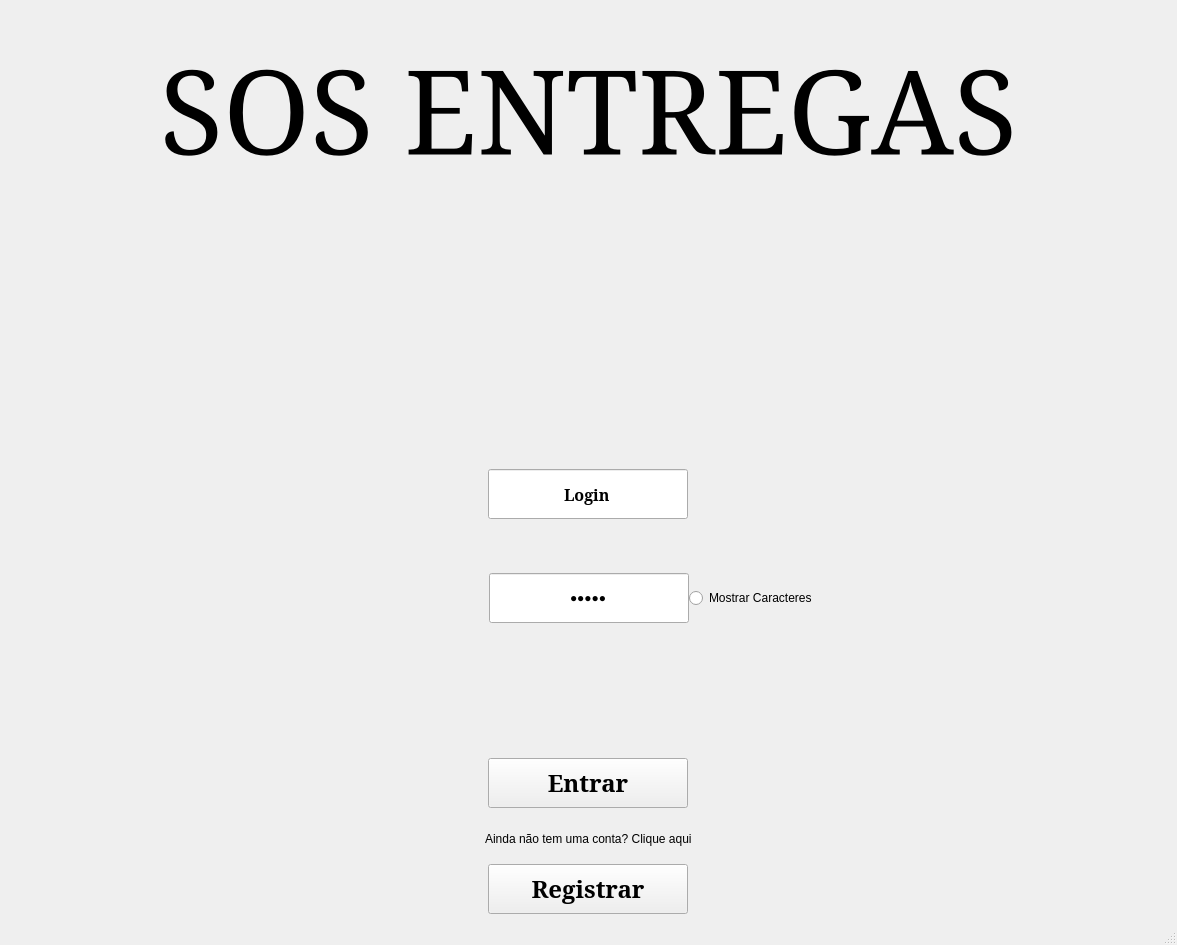
This is Login.ui in BrunoTiptc/SOS as Qt 5 draws it before an edit. The edited form follows.
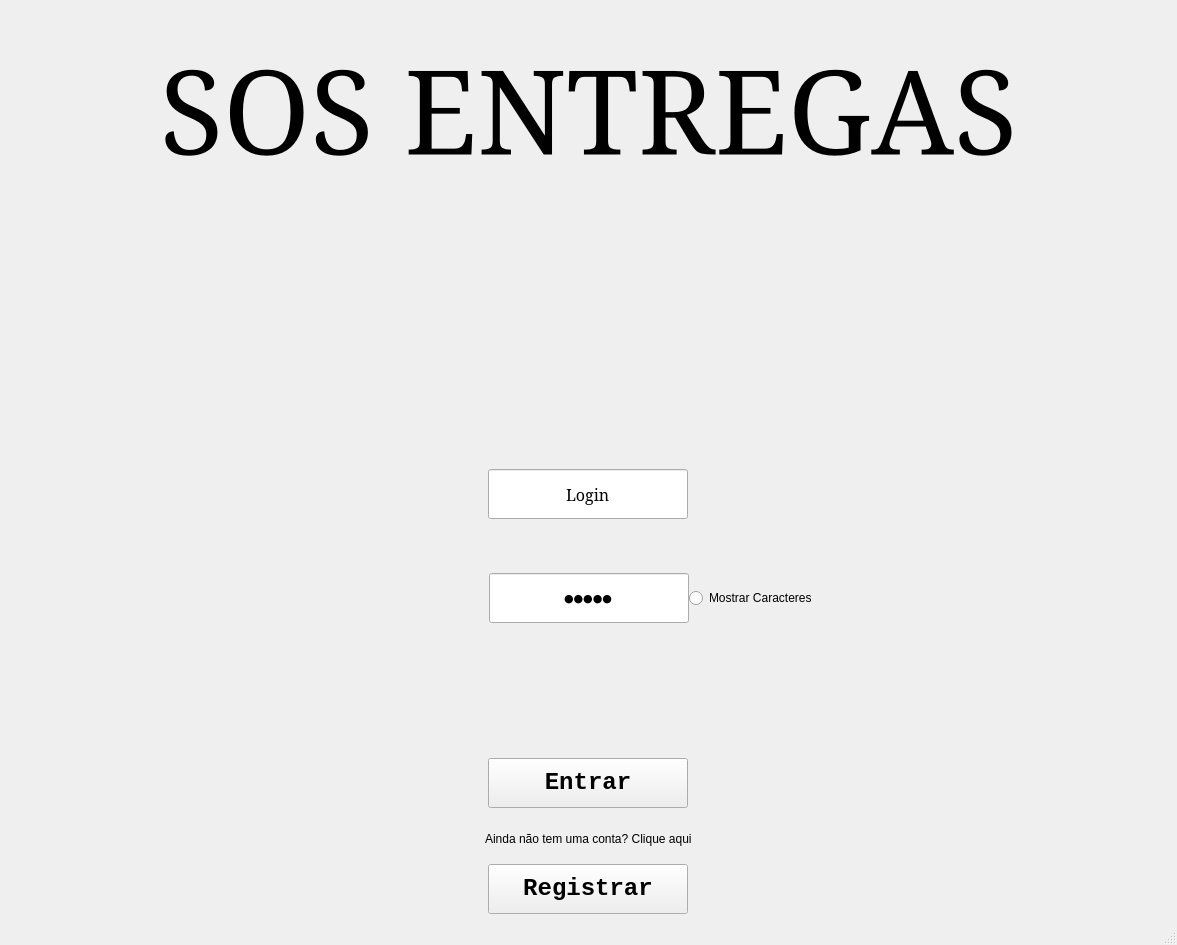
This is the edited form. Icons and pictures are not drawn.

Commit message: Agora consegui , colocar a funcao dos Mostrar caracteres , o proximo passo e fazer o processo dos layouts e mostrar senha na pagina de cadastro

Patch:
```diff
--- a/Login.ui
+++ b/Login.ui
@@ -135,7 +135,6 @@
        <font>
         <family>SimSun</family>
         <pointsize>12</pointsize>
-        <bold>true</bold>
        </font>
       </property>
       <property name="contextMenuPolicy">
@@ -197,6 +196,8 @@
         </property>
         <property name="font">
          <font>
+          <family>SimSun</family>
+          <pointsize>8</pointsize>
           <kerning>true</kerning>
          </font>
         </property>
@@ -211,7 +212,7 @@
 border (border-radius: 30px;);</string>
         </property>
         <property name="text">
-         <string>senha</string>
+         <string>Senha</string>
         </property>
         <property name="maxLength">
          <number>200</number>
@@ -261,7 +262,7 @@
       </property>
       <property name="font">
        <font>
-        <family>SimSun</family>
+        <family>Courier New</family>
         <pointsize>18</pointsize>
         <bold>true</bold>
        </font>
@@ -320,7 +321,7 @@
         </property>
         <property name="font">
          <font>
-          <family>SimSun</family>
+          <family>Courier New</family>
           <pointsize>18</pointsize>
           <bold>true</bold>
          </font>
```
Left out of the diff: 2 changed lines with no effect on the pictures. The commit also changes 2 other files.
